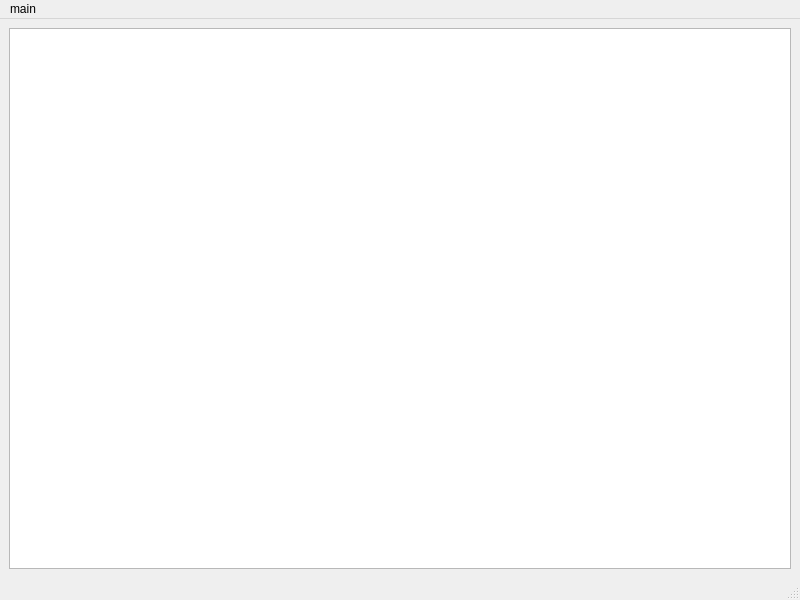
Before: the Qt Designer form gantt.ui in thedanzjl/gantt, drawn with Qt 5.
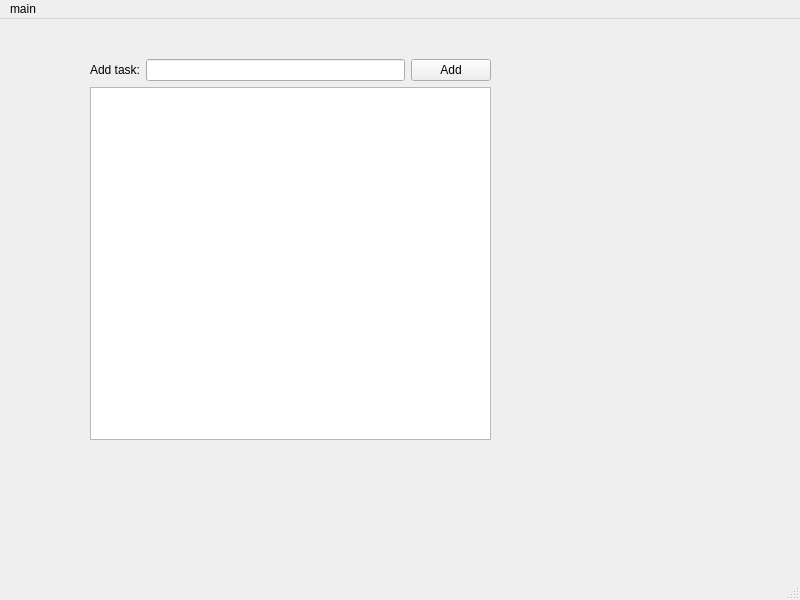
After: the same form once the commit is applied.

Commit message: now can add new task and edit them just in place

```diff
--- a/gantt.ui
+++ b/gantt.ui
@@ -14,11 +14,42 @@
    <string>MainWindow</string>
   </property>
   <widget class="QWidget" name="centralwidget">
+   <widget class="QWidget" name="verticalLayoutWidget">
+    <property name="geometry">
+     <rect>
+      <x>90</x>
+      <y>40</y>
+      <width>401</width>
+      <height>381</height>
+     </rect>
+    </property>
+    <layout class="QVBoxLayout" name="verticalLayout_3">
+     <item>
    <layout class="QHBoxLayout" name="horizontalLayout">
     <item>
+        <widget class="QLabel" name="label">
+         <property name="text">
+          <string>Add task:</string>
+         </property>
+        </widget>
+       </item>
+       <item>
+        <widget class="QLineEdit" name="taskLine"/>
+       </item>
+       <item>
+        <widget class="QPushButton" name="addTaskButton">
+         <property name="text">
+          <string>Add</string>
+         </property>
+        </widget>
+       </item>
+      </layout>
+     </item>
+     <item>
      <widget class="QTableWidget" name="taskTable"/>
     </item>
    </layout>
+   </widget>
   </widget>
   <widget class="QMenuBar" name="menubar">
    <property name="geometry">
```
Lines whose indentation alone changed are shown as unchanged. The commit also changes 6 other files.
